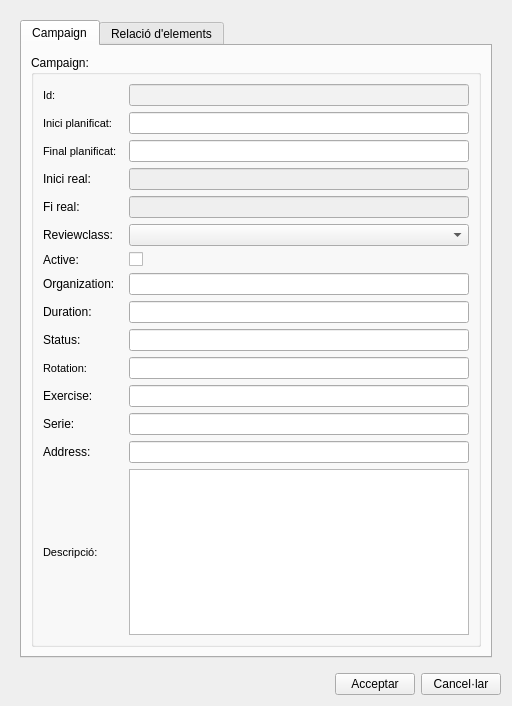
Giswater/giswater_qgis_plugin, file core/ui/toolbars/cm/add_campaign_review.ui: the form before one commit.
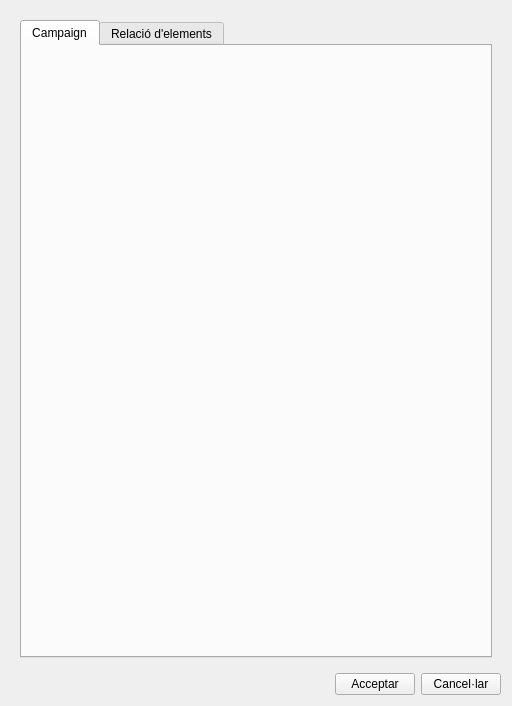
The form after the commit. Icons and pictures are not drawn.

Commit message: feat(campaign): add icons, link, remove gully if not UD and populate tableview

```diff
--- a/core/ui/toolbars/cm/add_campaign_review.ui
+++ b/core/ui/toolbars/cm/add_campaign_review.ui
@@ -28,358 +28,7 @@
          </attribute>
          <layout class="QVBoxLayout" name="verticalLayout" stretch="0">
           <item>
-           <widget class="QGroupBox" name="grb_campaign">
-            <property name="title">
-             <string>Campaign:</string>
-            </property>
-            <layout class="QGridLayout" name="gridLayout_2">
-             <item row="7" column="0" colspan="2">
-              <layout class="QGridLayout" name="gridLayout_5">
-               <item row="8" column="1">
-                <widget class="QLineEdit" name="campaign_duration"/>
-               </item>
-               <item row="11" column="0">
-                <widget class="QLabel" name="label">
-                 <property name="maximumSize">
-                  <size>
-                   <width>16777215</width>
-                   <height>16777215</height>
-                  </size>
-                 </property>
-                 <property name="text">
-                  <string>Exercise:</string>
-                 </property>
-                 <property name="margin">
-                  <number>3</number>
-                 </property>
-                </widget>
-               </item>
-               <item row="14" column="1">
-                <widget class="QTextEdit" name="campaign_descript"/>
-               </item>
-               <item row="4" column="0">
-                <widget class="QLabel" name="label_4">
-                 <property name="text">
-                  <string>Fi real:</string>
-                 </property>
-                </widget>
-               </item>
-               <item row="3" column="0">
-                <widget class="QLabel" name="label_3">
-                 <property name="text">
-                  <string>Inici real:</string>
-                 </property>
-                </widget>
-               </item>
-               <item row="9" column="0">
-                <widget class="QLabel" name="label_7">
-                 <property name="text">
-                  <string>Status:</string>
-                 </property>
-                </widget>
-               </item>
-               <item row="2" column="1">
-                <widget class="QLineEdit" name="campaign_enddate"/>
-               </item>
-               <item row="0" column="0">
-                <widget class="QLabel" name="label_node_type">
-                 <property name="font">
-                  <font>
-                   <pointsize>8</pointsize>
-                   <weight>50</weight>
-                   <bold>false</bold>
-                  </font>
-                 </property>
-                 <property name="frameShape">
-                  <enum>QFrame::NoFrame</enum>
-                 </property>
-                 <property name="frameShadow">
-                  <enum>QFrame::Plain</enum>
-                 </property>
-                 <property name="text">
-                  <string>Id:</string>
-                 </property>
-                 <property name="textFormat">
-                  <enum>Qt::AutoText</enum>
-                 </property>
-                 <property name="scaledContents">
-                  <bool>false</bool>
-                 </property>
-                 <property name="alignment">
-                  <set>Qt::AlignLeading|Qt::AlignLeft|Qt::AlignVCenter</set>
-                 </property>
-                 <property name="margin">
-                  <number>3</number>
-                 </property>
-                </widget>
-               </item>
-               <item row="13" column="0">
-                <widget class="QLabel" name="label_8">
-                 <property name="text">
-                  <string>Address:</string>
-                 </property>
-                </widget>
-               </item>
-               <item row="13" column="1">
-                <widget class="QLineEdit" name="campaign_address"/>
-               </item>
-               <item row="7" column="0">
-                <widget class="QLabel" name="label_5">
-                 <property name="text">
-                  <string>Organization:</string>
-                 </property>
-                </widget>
-               </item>
-               <item row="7" column="1">
-                <widget class="QLineEdit" name="campaign_organization_id"/>
-               </item>
-               <item row="1" column="0">
-                <widget class="QLabel" name="label_node_type_3">
-                 <property name="minimumSize">
-                  <size>
-                   <width>80</width>
-                   <height>0</height>
-                  </size>
-                 </property>
-                 <property name="maximumSize">
-                  <size>
-                   <width>0</width>
-                   <height>16777215</height>
-                  </size>
-                 </property>
-                 <property name="font">
-                  <font>
-                   <pointsize>8</pointsize>
-                   <weight>50</weight>
-                   <bold>false</bold>
-                  </font>
-                 </property>
-                 <property name="frameShape">
-                  <enum>QFrame::NoFrame</enum>
-                 </property>
-                 <property name="frameShadow">
-                  <enum>QFrame::Plain</enum>
-                 </property>
-                 <property name="text">
-                  <string>Inici planificat:</string>
-                 </property>
-                 <property name="textFormat">
-                  <enum>Qt::AutoText</enum>
-                 </property>
-                 <property name="scaledContents">
-                  <bool>false</bool>
-                 </property>
-                 <property name="alignment">
-                  <set>Qt::AlignLeading|Qt::AlignLeft|Qt::AlignVCenter</set>
-                 </property>
-                 <property name="margin">
-                  <number>3</number>
-                 </property>
-                </widget>
-               </item>
-               <item row="0" column="1">
-                <widget class="QLineEdit" name="campaign_id">
-                 <property name="enabled">
-                  <bool>true</bool>
-                 </property>
-                 <property name="styleSheet">
-                  <string notr="true">background: rgb(242, 242, 242);
-                                                 color: rgb(100, 100, 100)</string>
-                 </property>
-                 <property name="frame">
-                  <bool>true</bool>
-                 </property>
-                 <property name="readOnly">
-                  <bool>true</bool>
-                 </property>
-                </widget>
-               </item>
-               <item row="14" column="0">
-                <widget class="QLabel" name="label_flexunion_code_5">
-                 <property name="font">
-                  <font>
-                   <pointsize>8</pointsize>
-                  </font>
-                 </property>
-                 <property name="frameShape">
-                  <enum>QFrame::NoFrame</enum>
-                 </property>
-                 <property name="frameShadow">
-                  <enum>QFrame::Plain</enum>
-                 </property>
-                 <property name="text">
-                  <string>Descripció:</string>
-                 </property>
-                 <property name="textFormat">
-                  <enum>Qt::AutoText</enum>
-                 </property>
-                 <property name="scaledContents">
-                  <bool>false</bool>
-                 </property>
-                 <property name="alignment">
-                  <set>Qt::AlignLeading|Qt::AlignLeft|Qt::AlignVCenter</set>
-                 </property>
-                 <property name="margin">
-                  <number>3</number>
-                 </property>
-                </widget>
-               </item>
-               <item row="2" column="0">
-                <widget class="QLabel" name="label_node_type_2">
-                 <property name="minimumSize">
-                  <size>
-                   <width>80</width>
-                   <height>0</height>
-                  </size>
-                 </property>
-                 <property name="maximumSize">
-                  <size>
-                   <width>0</width>
-                   <height>16777215</height>
-                  </size>
-                 </property>
-                 <property name="font">
-                  <font>
-                   <pointsize>8</pointsize>
-                   <weight>50</weight>
-                   <bold>false</bold>
-                  </font>
-                 </property>
-                 <property name="frameShape">
-                  <enum>QFrame::NoFrame</enum>
-                 </property>
-                 <property name="frameShadow">
-                  <enum>QFrame::Plain</enum>
-                 </property>
-                 <property name="text">
-                  <string>Final planificat:</string>
-                 </property>
-                 <property name="textFormat">
-                  <enum>Qt::AutoText</enum>
-                 </property>
-                 <property name="scaledContents">
-                  <bool>false</bool>
-                 </property>
-                 <property name="alignment">
-                  <set>Qt::AlignLeading|Qt::AlignLeft|Qt::AlignVCenter</set>
-                 </property>
-                 <property name="margin">
-                  <number>3</number>
-                 </property>
-                </widget>
-               </item>
-               <item row="5" column="0">
-                <widget class="QLabel" name="reviewclass_id">
-                 <property name="text">
-                  <string>Reviewclass:</string>
-                 </property>
-                </widget>
-               </item>
-               <item row="4" column="1">
-                <widget class="QLineEdit" name="campaign_real_enddate">
-                 <property name="enabled">
-                  <bool>false</bool>
-                 </property>
-                 <property name="readOnly">
-                  <bool>true</bool>
-                 </property>
-                </widget>
-               </item>
-               <item row="1" column="1">
-                <widget class="QLineEdit" name="campaign_startdate"/>
-               </item>
-               <item row="8" column="0">
-                <widget class="QLabel" name="label_6">
-                 <property name="text">
-                  <string>Duration:</string>
-                 </property>
-                </widget>
-               </item>
-               <item row="5" column="1">
-                <widget class="QComboBox" name="campaign_reviewclass_id"/>
-               </item>
-               <item row="6" column="1">
-                <widget class="QCheckBox" name="campaign_active">
-                 <property name="text">
-                  <string/>
-                 </property>
-                </widget>
-               </item>
-               <item row="10" column="0">
-                <widget class="QLabel" name="label_node_type_5">
-                 <property name="font">
-                  <font>
-                   <pointsize>8</pointsize>
-                   <weight>50</weight>
-                   <bold>false</bold>
-                  </font>
-                 </property>
-                 <property name="frameShape">
-                  <enum>QFrame::NoFrame</enum>
-                 </property>
-                 <property name="frameShadow">
-                  <enum>QFrame::Plain</enum>
-                 </property>
-                 <property name="text">
-                  <string>Rotation:</string>
-                 </property>
-                 <property name="textFormat">
-                  <enum>Qt::AutoText</enum>
-                 </property>
-                 <property name="scaledContents">
-                  <bool>false</bool>
-                 </property>
-                 <property name="alignment">
-                  <set>Qt::AlignLeading|Qt::AlignLeft|Qt::AlignVCenter</set>
-                 </property>
-                 <property name="margin">
-                  <number>3</number>
-                 </property>
-                </widget>
-               </item>
-               <item row="9" column="1">
-                <widget class="QLineEdit" name="campaign_status"/>
-               </item>
-               <item row="12" column="0">
-                <widget class="QLabel" name="label_2">
-                 <property name="text">
-                  <string>Serie:</string>
-                 </property>
-                 <property name="margin">
-                  <number>3</number>
-                 </property>
-                </widget>
-               </item>
-               <item row="10" column="1">
-                <widget class="QLineEdit" name="campaign_rotation"/>
-               </item>
-               <item row="11" column="1">
-                <widget class="QLineEdit" name="campaign_exercise"/>
-               </item>
-               <item row="3" column="1">
-                <widget class="QLineEdit" name="campaign_real_startdate">
-                 <property name="enabled">
-                  <bool>false</bool>
-                 </property>
-                 <property name="readOnly">
-                  <bool>true</bool>
-                 </property>
-                </widget>
-               </item>
-               <item row="6" column="0">
-                <widget class="QLabel" name="active">
-                 <property name="text">
-                  <string>Active:</string>
-                 </property>
-                </widget>
-               </item>
-               <item row="12" column="1">
-                <widget class="QLineEdit" name="campaign_serie"/>
-               </item>
-              </layout>
-             </item>
-            </layout>
-           </widget>
+           <layout class="QGridLayout" name="lyt_data_1"/>
           </item>
          </layout>
         </widget>
@@ -522,6 +171,76 @@
             <property name="sortingEnabled">
              <bool>true</bool>
             </property>
+            <widget class="QWidget" name="tab">
+             <attribute name="title">
+              <string>Arc</string>
+             </attribute>
+             <layout class="QGridLayout" name="gridLayout">
+              <item row="0" column="0">
+               <widget class="QTableView" name="tbl_campaign_x_arc">
+                <property name="sortingEnabled">
+                 <bool>true</bool>
+                </property>
+               </widget>
+              </item>
+             </layout>
+            </widget>
+            <widget class="QWidget" name="tab_2">
+             <attribute name="title">
+              <string>Node</string>
+             </attribute>
+             <layout class="QGridLayout" name="gridLayout_2">
+              <item row="0" column="0">
+               <widget class="QTableView" name="tbl_campaign_x_node">
+                <property name="sortingEnabled">
+                 <bool>true</bool>
+                </property>
+               </widget>
+              </item>
+             </layout>
+            </widget>
+            <widget class="QWidget" name="tab_3">
+             <attribute name="title">
+              <string>Connec</string>
+             </attribute>
+             <layout class="QGridLayout" name="gridLayout_3">
+              <item row="0" column="0">
+               <widget class="QTableView" name="tbl_campaign_x_connec">
+                <property name="sortingEnabled">
+                 <bool>true</bool>
+                </property>
+               </widget>
+              </item>
+             </layout>
+            </widget>
+            <widget class="QWidget" name="tab_4">
+             <attribute name="title">
+              <string>Link</string>
+             </attribute>
+             <layout class="QGridLayout" name="gridLayout_5">
+              <item row="0" column="0">
+               <widget class="QTableView" name="tbl_campaign_x_link">
+                <property name="sortingEnabled">
+                 <bool>true</bool>
+                </property>
+               </widget>
+              </item>
+             </layout>
+            </widget>
+            <widget class="QWidget" name="tab_5">
+             <attribute name="title">
+              <string>Gully</string>
+             </attribute>
+             <layout class="QGridLayout" name="gridLayout_4">
+              <item row="0" column="0">
+               <widget class="QTableView" name="tbl_campaign_x_gully">
+                <property name="sortingEnabled">
+                 <bool>true</bool>
+                </property>
+               </widget>
+              </item>
+             </layout>
+            </widget>
            </widget>
           </item>
          </layout>
```
Left out of the diff: 117 changed lines with no effect on the pictures. The commit also changes 6 other files.
